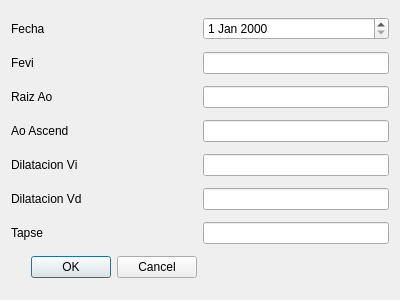
Old version of the form ecodialog.ui in the repository iyustlop/valvulares.
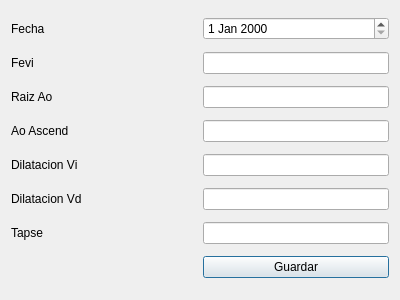
New version of the form.

Diff of the .ui file:
```diff
--- a/ecodialog.ui
+++ b/ecodialog.ui
@@ -43,9 +43,6 @@
      <property name="orientation">
       <enum>Qt::Horizontal</enum>
      </property>
-     <property name="standardButtons">
-      <set>QDialogButtonBox::Cancel|QDialogButtonBox::Ok</set>
-     </property>
     </widget>
    </item>
    <item row="1" column="0">
@@ -94,6 +91,13 @@
    <item row="7" column="1">
     <widget class="QLineEdit" name="lineEditTapse"/>
    </item>
+   <item row="8" column="1">
+    <widget class="QPushButton" name="pushButtonGuardar">
+     <property name="text">
+      <string>Guardar</string>
+     </property>
+    </widget>
+   </item>
   </layout>
  </widget>
  <resources/>
```
